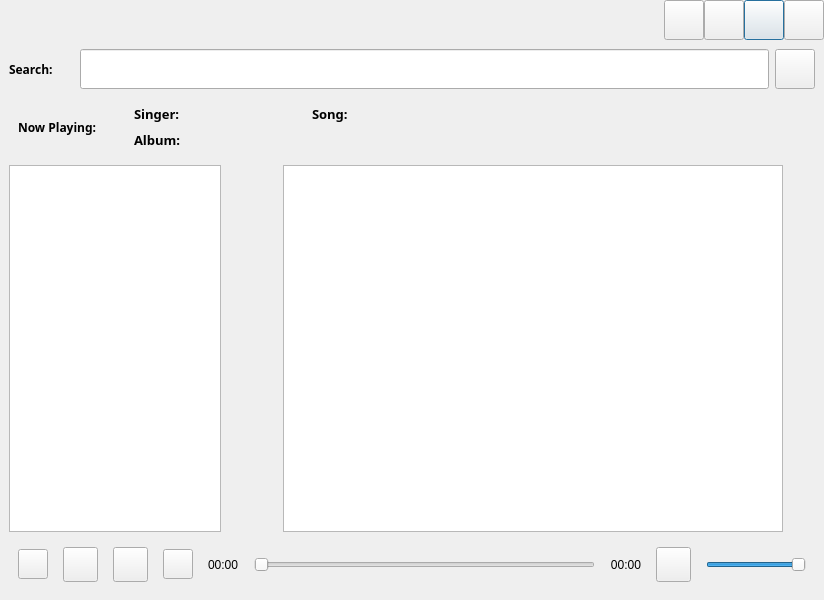
Above: ui3280player.ui from tywong7/csci3280_plaeyr before the change. Below: the same form after it.
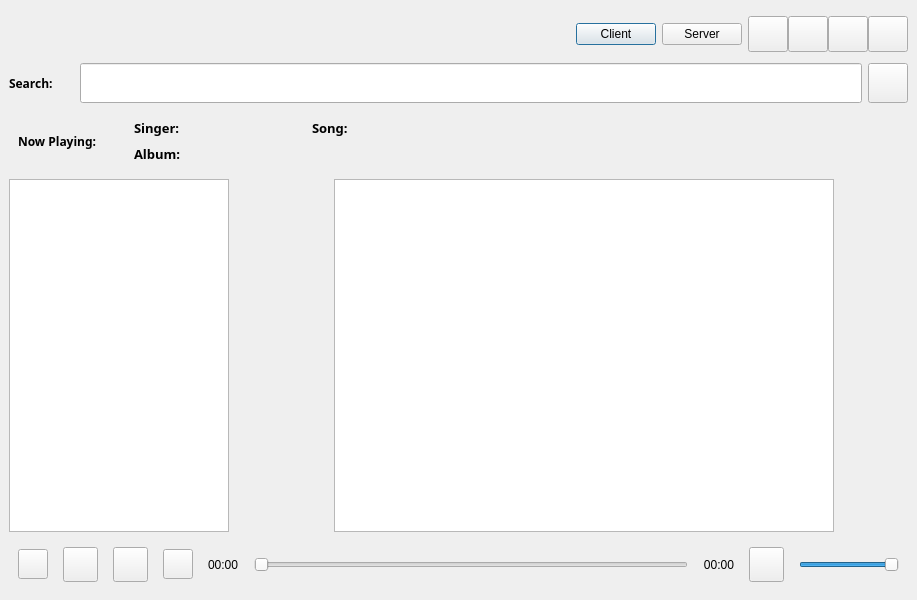
That is the form after the change.

What changed in the file:
```diff
--- a/ui3280player.ui
+++ b/ui3280player.ui
@@ -6,7 +6,7 @@
    <rect>
     <x>0</x>
     <y>0</y>
-    <width>824</width>
+    <width>917</width>
     <height>600</height>
    </rect>
   </property>
@@ -34,28 +34,28 @@
    </property>
    <item>
     <widget class="QWidget" name="widgetTitle" native="true">
+     <property name="enabled">
+      <bool>true</bool>
+     </property>
+     <property name="sizePolicy">
+      <sizepolicy hsizetype="Preferred" vsizetype="Preferred">
+       <horstretch>0</horstretch>
+       <verstretch>0</verstretch>
+      </sizepolicy>
+     </property>
+     <property name="minimumSize">
+      <size>
+       <width>0</width>
+       <height>54</height>
+      </size>
+     </property>
      <property name="maximumSize">
       <size>
        <width>16777215</width>
        <height>40</height>
       </size>
      </property>
-     <layout class="QHBoxLayout" name="horizontalLayout_2">
-      <property name="spacing">
-       <number>6</number>
-      </property>
-      <property name="leftMargin">
-       <number>10</number>
-      </property>
-      <property name="topMargin">
-       <number>0</number>
-      </property>
-      <property name="rightMargin">
-       <number>0</number>
-      </property>
-      <property name="bottomMargin">
-       <number>0</number>
-      </property>
+     <layout class="QHBoxLayout" name="horizontalLayout_11">
       <item>
        <widget class="QLabel" name="labIco">
         <property name="text">
@@ -85,6 +85,24 @@
         </property>
        </widget>
       </item>
+      <item>
+       <layout class="QHBoxLayout" name="horizontalLayout_2">
+        <item>
+         <widget class="QPushButton" name="client_btn">
+          <property name="text">
+           <string>Client</string>
+          </property>
+         </widget>
+        </item>
+        <item>
+         <widget class="QPushButton" name="server_btn">
+          <property name="text">
+           <string>Server</string>
+          </property>
+         </widget>
+        </item>
+       </layout>
+      </item>
       <item>
        <widget class="QWidget" name="widgetMenu" native="true">
         <layout class="QGridLayout" name="gridLayout_2">
```
Left out of the diff: 50 changed lines with no effect on the pictures.
